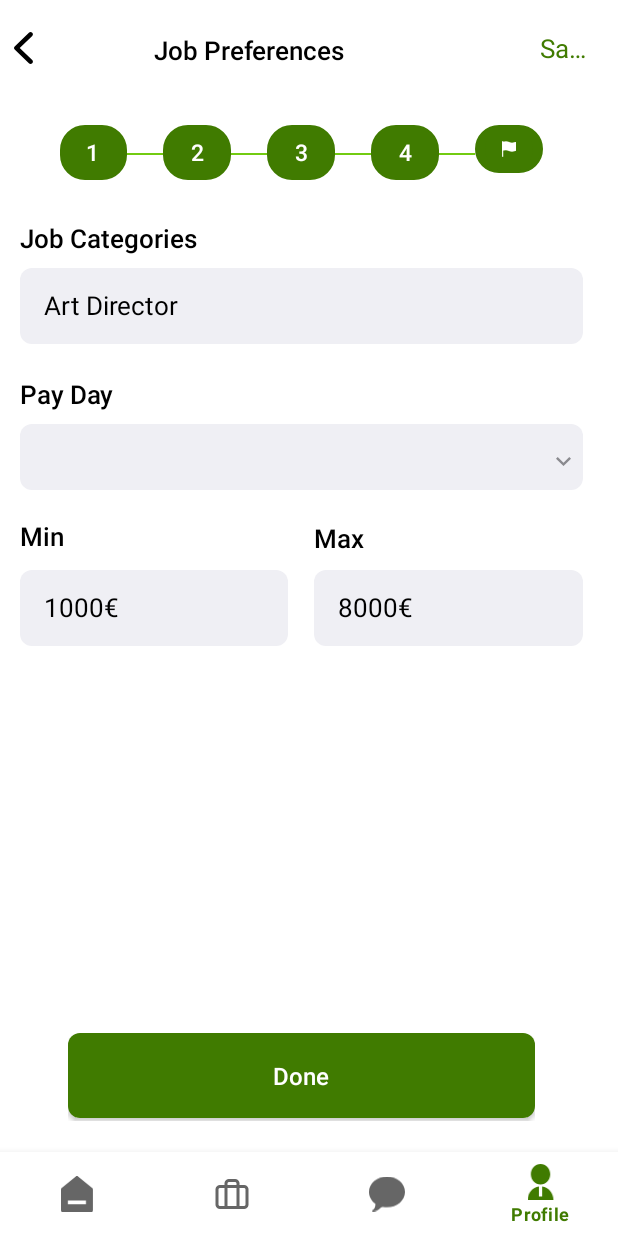
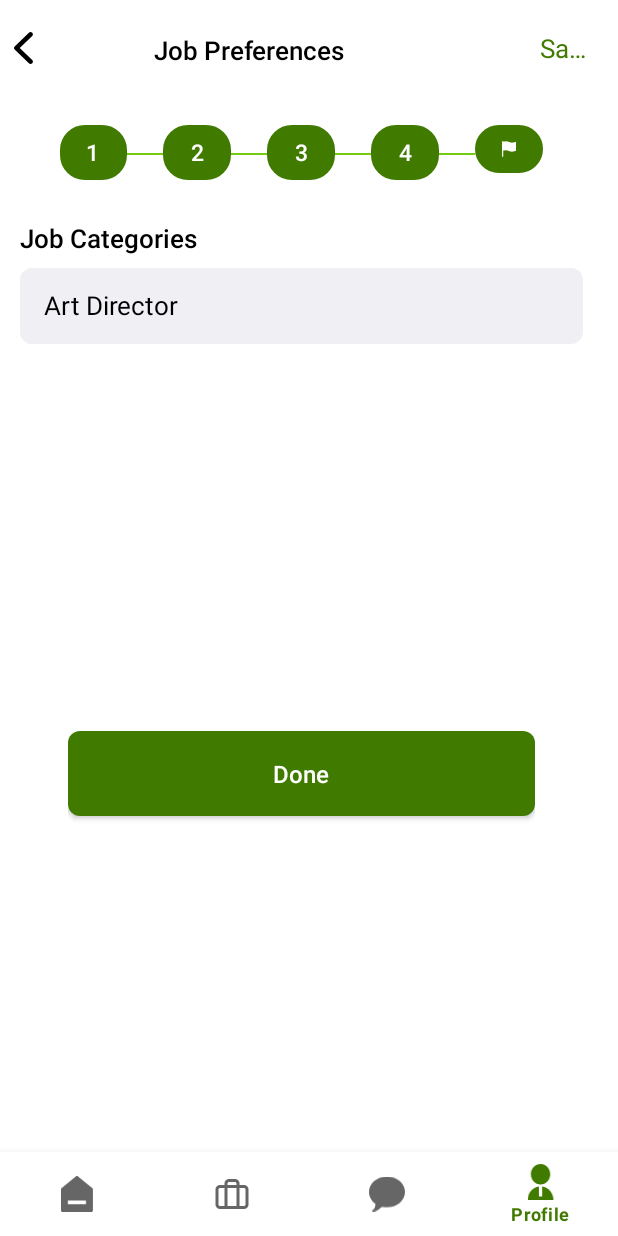
Before and after one commit to Bokurai/Proyecto_Talktie, an Android app: the SignIn10 screen opened through its navigation route, on a phone screen of 412 x 824 dp. Run offline under Robolectric (Android 15) with nearby library versions, the light colour scheme and no system bars; our stand-ins replace Firebase (no records; nobody signed in at launch, a user with empty details on screens opened directly), navigation-ui.

Commit message:
Acabando signin

```diff
--- a/app/src/main/java/com/example/proyecto_talktie/SignIn10.java
+++ b/app/src/main/java/com/example/proyecto_talktie/SignIn10.java
@@ -13,6 +13,7 @@ import androidx.navigation.Navigation;
 import android.view.LayoutInflater;
 import android.view.View;
 import android.view.ViewGroup;
+import android.widget.EditText;
 
 import com.google.firebase.Timestamp;
 
@@ -22,6 +23,8 @@ public class SignIn10 extends Fragment {
     StudentRegisterViewModel registerViewModel;
     AppCompatButton nextButton;
     NavController navController;
+
+    EditText jobPreferences;
 
     @Override
     public void onCreate(Bundle savedInstanceState) {
@@ -39,6 +42,7 @@ public class SignIn10 extends Fragment {
     @Override
     public void onViewCreated(@NonNull View view, @Nullable Bundle savedInstanceState) {
         super.onViewCreated(view, savedInstanceState);
+        jobPreferences = view.findViewById(R.id.etJobPreferences);
         nextButton = view.findViewById(R.id.btnDone);
         navController = Navigation.findNavController(view);
 
@@ -46,7 +50,10 @@ public class SignIn10 extends Fragment {
         nextButton.setOnClickListener(new View.OnClickListener() {
             @Override
             public void onClick(View v) {
-
+                registerViewModel.setJob_categories(jobPreferences.getText().toString());
+                registerViewModel.saveUserFirestore();
+                registerViewModel.saveStudentFirestore();
+                navController.navigate(R.id.home2);
             }
         });
     }
--- a/app/src/main/res/layout/fragment_sign_in10.xml
+++ b/app/src/main/res/layout/fragment_sign_in10.xml
@@ -18,7 +18,7 @@
             android:id="@+id/linearColumnone"
             style="@style/groupStylewhite_A700"
             android:layout_width="match_parent"
-            android:layout_height="wrap_content"
+            android:layout_height="match_parent"
             android:layout_gravity="start"
             android:layout_marginEnd="@dimen/_10pxh"
             android:orientation="vertical">
@@ -220,7 +220,7 @@
                     tools:text="@string/lbl_job_categories" />
 
                 <EditText
-                    android:id="@+id/etGroup124"
+                    android:id="@+id/etJobPreferences"
                     style="@style/etSolidRounded_3"
                     android:layout_width="match_parent"
                     android:layout_height="wrap_content"
@@ -238,126 +238,16 @@
                     android:textColorHint="@color/black_900"
                     tools:ignore="Autofill" />
 
-                <TextView
-                    android:id="@+id/txtPayDay"
-                    style="@style/txtRobotosemibolditalic17_1"
-                    android:layout_width="wrap_content"
-                    android:layout_height="wrap_content"
-                    android:layout_marginTop="@dimen/_18pxv"
-                    android:layout_marginEnd="@dimen/_10pxh"
-                    android:ellipsize="end"
-                    android:lineSpacingExtra="@dimen/_3pxh"
-                    android:singleLine="true"
-                    android:text="@string/lbl_pay_day"
-                    tools:text="@string/lbl_pay_day" />
-
-                <Spinner
-                    android:id="@+id/spinnerGroup123"
-                    android:layout_width="match_parent"
-                    android:layout_height="wrap_content"
-                    android:layout_marginTop="@dimen/_7pxv"
-                    android:background="@drawable/layer_list_bg_bluegray_50_radius_8" />
-
-                <LinearLayout
-                    android:id="@+id/linearRowmin"
-                    android:layout_width="match_parent"
-                    android:layout_height="wrap_content"
-                    android:layout_marginTop="@dimen/_16pxv"
-                    android:orientation="horizontal">
-
-                    <LinearLayout
-                        android:id="@+id/linearList04"
-                        android:layout_width="0dp"
-                        android:layout_height="wrap_content"
-                        android:layout_weight="0.5"
-                        android:gravity="start"
-                        android:orientation="vertical">
-
-                        <TextView
-                            android:id="@+id/txtMin"
-                            style="@style/txtRobotosemibolditalic17_1"
-                            android:layout_width="wrap_content"
-                            android:layout_height="wrap_content"
-                            android:layout_marginEnd="@dimen/_10pxh"
-                            android:ellipsize="end"
-                            android:lineSpacingExtra="@dimen/_3pxh"
-                            android:singleLine="true"
-                            android:text="@string/lbl_min"
-                            tools:text="@string/lbl_min" />
-
-                        <EditText
-                            android:id="@+id/etPrice"
-                            style="@style/etSolidRounded_3"
-                            android:layout_width="match_parent"
-                            android:layout_height="wrap_content"
-                            android:layout_marginTop="@dimen/_9pxv"
-                            android:background="@drawable/rectangle_bg_bluegray_50_radius_8"
-                            android:ellipsize="end"
-                            android:hint="@string/lbl_1000"
-                            android:inputType="text"
-                            android:lineSpacingExtra="@dimen/_3pxh"
-                            android:paddingStart="@dimen/_16pxh"
-                            android:paddingTop="@dimen/_11pxv"
-                            android:paddingEnd="@dimen/_30pxh"
-                            android:paddingBottom="@dimen/_12pxv"
-                            android:singleLine="true"
-                            android:textColorHint="@color/black_900"
-                            tools:ignore="Autofill" />
-                    </LinearLayout>
-
-                    <LinearLayout
-                        android:id="@+id/linearList05"
-                        android:layout_width="0dp"
-                        android:layout_height="wrap_content"
-                        android:layout_marginStart="@dimen/_17pxh"
-                        android:layout_marginTop="@dimen/_1pxv"
-                        android:layout_weight="0.5"
-                        android:gravity="start"
-                        android:orientation="vertical">
-
-                        <TextView
-                            android:id="@+id/txtMax"
-                            style="@style/txtRobotosemibolditalic17_1"
-                            android:layout_width="wrap_content"
-                            android:layout_height="wrap_content"
-                            android:layout_marginEnd="@dimen/_10pxh"
-                            android:ellipsize="end"
-                            android:lineSpacingExtra="@dimen/_3pxh"
-                            android:singleLine="true"
-                            android:text="@string/lbl_max"
-                            tools:text="@string/lbl_max" />
-
-                        <EditText
-                            android:id="@+id/etPriceOne"
-                            style="@style/etSolidRounded_3"
-                            android:layout_width="match_parent"
-                            android:layout_height="wrap_content"
-                            android:layout_marginTop="@dimen/_8pxv"
-                            android:background="@drawable/rectangle_bg_bluegray_50_radius_8"
-                            android:ellipsize="end"
-                            android:hint="@string/lbl_8000"
-                            android:inputType="text"
-                            android:lineSpacingExtra="@dimen/_3pxh"
-                            android:paddingStart="@dimen/_16pxh"
-                            android:paddingTop="@dimen/_11pxv"
-                            android:paddingEnd="@dimen/_30pxh"
-                            android:paddingBottom="@dimen/_12pxv"
-                            android:singleLine="true"
-                            android:textColorHint="@color/black_900"
-                            tools:ignore="Autofill" />
-                    </LinearLayout>
-                </LinearLayout>
             </LinearLayout>
 
             <FrameLayout
                 android:id="@+id/frameButtonContinue"
                 android:layout_width="@dimen/_311pxh"
-                android:layout_height="@dimen/_50pxv"
+                android:layout_height="match_parent"
                 android:layout_gravity="center"
                 android:layout_marginStart="@dimen/_13pxh"
                 android:layout_marginTop="@dimen/_219pxv"
-                android:layout_marginEnd="@dimen/_13pxh"
-                android:layout_marginBottom="@dimen/_20pxv">
+                android:layout_marginEnd="@dimen/_13pxh">
 
 
                 <androidx.appcompat.widget.AppCompatButton
```
Also changed, not shown: app/src/main/java/com/example/proyecto_talktie/StudentRegisterViewModel.java (+97 -0 lines).
